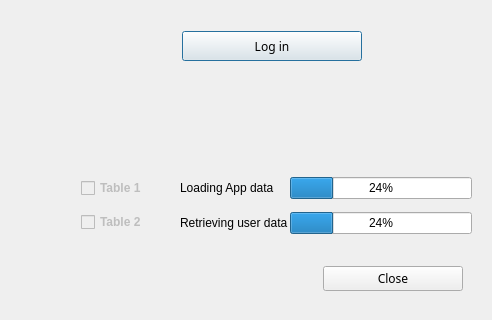
Before: the Qt Designer form logindialog.ui in pouyace/Password-Keeper, drawn with Qt 5; both pictures show x 508 to 1000 and y 280 to 600 of the 1000 by 600 pixel window.
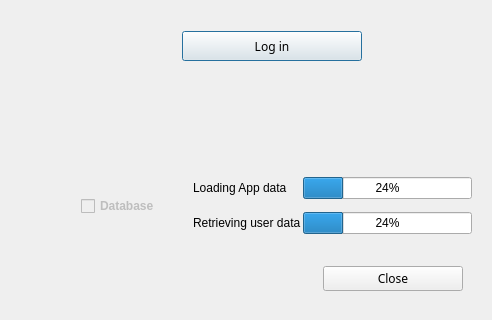
After: the same form once the commit is applied.

```diff
--- a/logindialog.ui
+++ b/logindialog.ui
@@ -379,37 +379,7 @@
                <enum>Qt::LeftToRight</enum>
               </property>
               <property name="text">
-               <string>Table 1</string>
-              </property>
-              <property name="checkable">
-               <bool>true</bool>
-              </property>
-             </widget>
-            </item>
-            <item>
-             <widget class="QCheckBox" name="database2CheckBox">
-              <property name="enabled">
-               <bool>false</bool>
-              </property>
-              <property name="sizePolicy">
-               <sizepolicy hsizetype="Fixed" vsizetype="Fixed">
-                <horstretch>0</horstretch>
-                <verstretch>0</verstretch>
-               </sizepolicy>
-              </property>
-              <property name="font">
-               <font>
-                <family>MS Shell Dlg 2</family>
-                <pointsize>9</pointsize>
-                <weight>75</weight>
-                <bold>true</bold>
-               </font>
-              </property>
-              <property name="layoutDirection">
-               <enum>Qt::LeftToRight</enum>
-              </property>
-              <property name="text">
-               <string>Table 2</string>
+               <string>Database</string>
               </property>
               <property name="checkable">
                <bool>true</bool>
```
